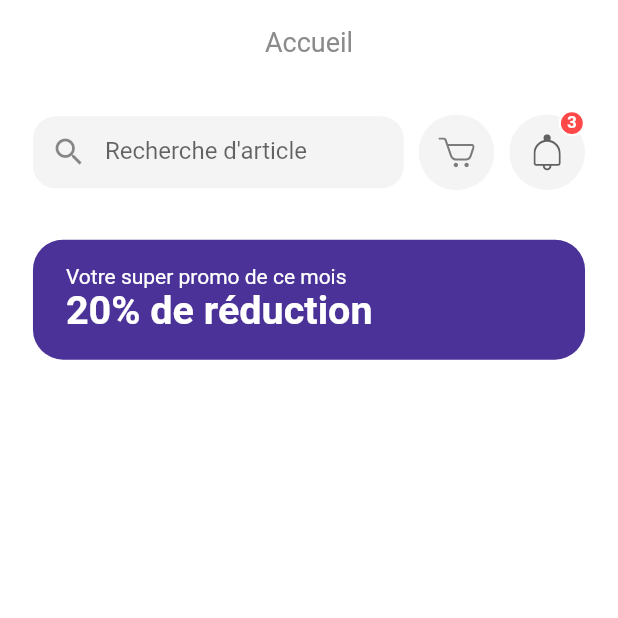
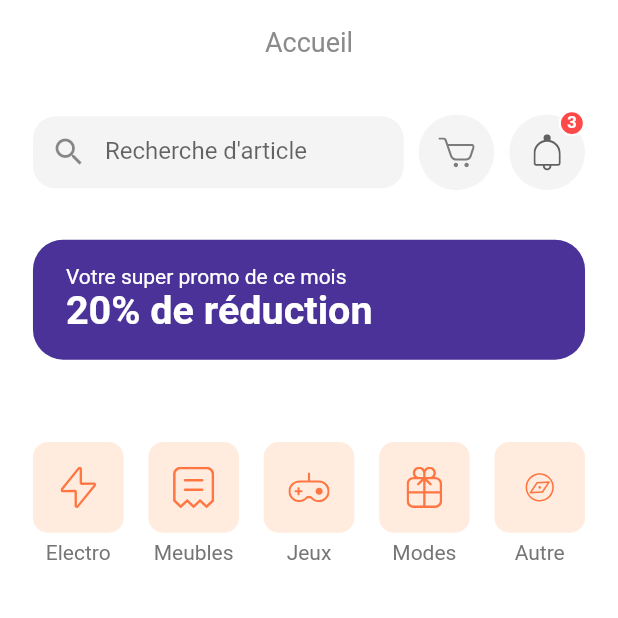
Before and after one commit to HKassogue/onlineshop_flutter, a Flutter app: the HomeScreen screen opened by its route, on a phone screen of 412 x 824 dp, the top half of it. Run offline on Flutter 3.47's test engine with Material 2 defaults, Android fonts, the phone set to English and light mode, and no system bars; our stand-ins replace flutter_svg; Roboto replaces fonts that are missing (Muli).

Commit message:
add of home screen categories

```diff
--- a/lib/screens/home/components/body.dart
+++ b/lib/screens/home/components/body.dart
@@ -1,6 +1,7 @@
 import 'package:flutter/material.dart';
 
 import '../../../size_config.dart';
+import 'categories.dart';
 import 'home_header.dart';
 import 'discount_banner.dart';
 
@@ -15,6 +16,8 @@ class Body extends StatelessWidget {
             HomeHeader(),
             SizedBox(height: getProportionateScreenWidth(10)),
             DiscountBanner(),
+            SizedBox(height: getProportionateScreenWidth(10)),
+            Categories(),
           ],
         ),
       ),
--- /dev/null
+++ b/lib/screens/home/components/categories.dart
@@ -0,0 +1,70 @@
+import 'package:flutter/material.dart';
+import 'package:flutter_svg/flutter_svg.dart';
+
+import '../../../size_config.dart';
+
+class Categories extends StatelessWidget {
+  @override
+  Widget build(BuildContext context) {
+    List<Map<String, dynamic>> categories = [
+      {"icon": "assets/icons/Flash Icon.svg", "text": "Electro"},
+      {"icon": "assets/icons/Bill Icon.svg", "text": "Meubles"},
+      {"icon": "assets/icons/Game Icon.svg", "text": "Jeux"},
+      {"icon": "assets/icons/Gift Icon.svg", "text": "Modes"},
+      {"icon": "assets/icons/Discover.svg", "text": "Autre"},
+    ];
+    return Padding(
+      padding: EdgeInsets.all(getProportionateScreenWidth(20)),
+      child: Row(
+        mainAxisAlignment: MainAxisAlignment.spaceBetween,
+        crossAxisAlignment: CrossAxisAlignment.start,
+        children: List.generate(
+          categories.length,
+          (index) => CategoryCard(
+            icon: categories[index]["icon"],
+            text: categories[index]["text"],
+            press: () {},
+          ),
+        ),
+      ),
+    );
+  }
+}
+
+class CategoryCard extends StatelessWidget {
+  const CategoryCard({
+    Key? key,
+    required this.icon,
+    required this.text,
+    required this.press,
+  }) : super(key: key);
+
+  final String? icon, text;
+  final GestureTapCallback press;
+
+  @override
+  Widget build(BuildContext context) {
+    return GestureDetector(
+      onTap: press,
+      child: SizedBox(
+        width: getProportionateScreenWidth(55),
+        child: Column(
+          children: [
+            Container(
+              padding: EdgeInsets.all(getProportionateScreenWidth(15)),
+              height: getProportionateScreenWidth(55),
+              width: getProportionateScreenWidth(55),
+              decoration: BoxDecoration(
+                color: Color(0xFFFFECDF),
+                borderRadius: BorderRadius.circular(10),
+              ),
+              child: SvgPicture.asset(icon!),
+            ),
+            SizedBox(height: 5),
+            Text(text!, textAlign: TextAlign.center)
+          ],
+        ),
+      ),
+    );
+  }
+}
```
